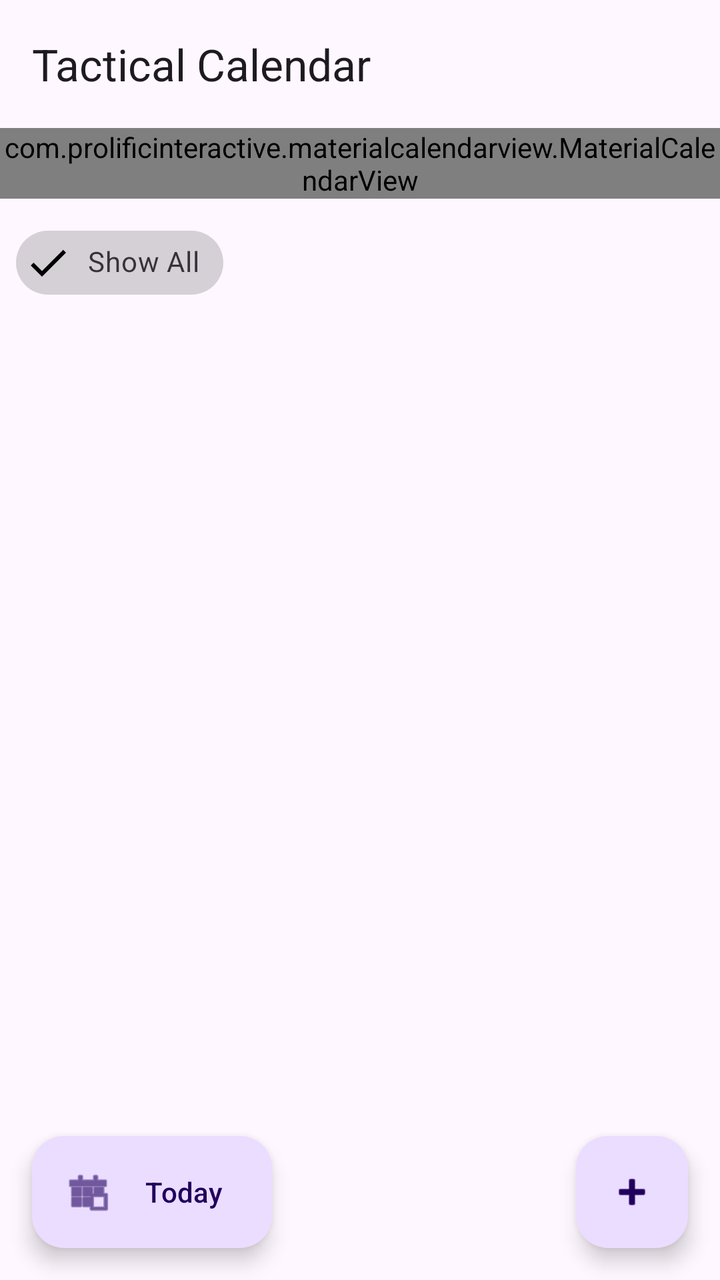
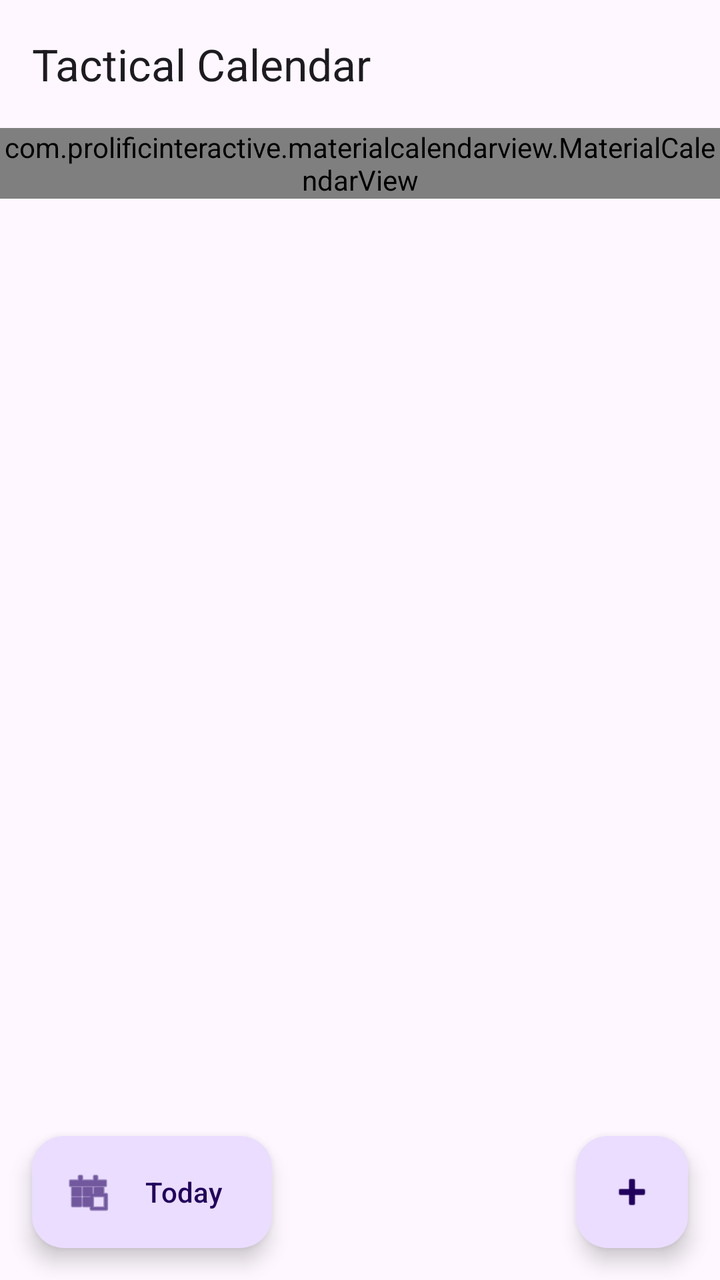

An Android layout rendered at two revisions. The XML below is the earlier revision; the diff shows what the commit changed to produce the second picture.
<!-- AndroidManifest.xml: application theme Theme.TacticalCalendar -->
<!-- res/layout/activity_main.xml -->
<?xml version="1.0" encoding="utf-8"?>
<androidx.coordinatorlayout.widget.CoordinatorLayout xmlns:android="http://schemas.android.com/apk/res/android"
    xmlns:app="http://schemas.android.com/apk/res-auto"
    xmlns:tools="http://schemas.android.com/tools"
    android:id="@+id/main"
    android:layout_width="match_parent"
    android:layout_height="match_parent"
    android:fitsSystemWindows="true"
    tools:context=".MainActivity">

    <com.google.android.material.appbar.AppBarLayout
        android:layout_width="match_parent"
        android:layout_height="wrap_content">

        <com.google.android.material.appbar.MaterialToolbar
            android:id="@+id/toolbar"
            android:layout_width="match_parent"
            android:layout_height="?attr/actionBarSize"
            app:title="Tactical Calendar" />

    </com.google.android.material.appbar.AppBarLayout>

    <androidx.constraintlayout.widget.ConstraintLayout
        android:layout_width="match_parent"
        android:layout_height="match_parent"
        app:layout_behavior="@string/appbar_scrolling_view_behavior">

        <com.prolificinteractive.materialcalendarview.MaterialCalendarView
            android:id="@+id/calendarView"
            android:layout_width="match_parent"
            android:layout_height="wrap_content"
            app:mcv_showOtherDates="all"
            app:mcv_selectionColor="#00F"
            app:layout_constraintTop_toTopOf="parent" />

        <HorizontalScrollView
            android:id="@+id/tagFiltersScroll"
            android:layout_width="match_parent"
            android:layout_height="wrap_content"
            android:padding="8dp"
            app:layout_constraintTop_toBottomOf="@id/calendarView">

            <com.google.android.material.chip.ChipGroup
                android:id="@+id/tagChipGroup"
                android:layout_width="wrap_content"
                android:layout_height="wrap_content"
                app:singleLine="true">

                <com.google.android.material.chip.Chip
                    android:id="@+id/chipShowAll"
                    style="@style/Widget.MaterialComponents.Chip.Filter"
                    android:layout_width="wrap_content"
                    android:layout_height="wrap_content"
                    android:text="Show All"
                    android:checked="true"/>
            </com.google.android.material.chip.ChipGroup>
        </HorizontalScrollView>

        <androidx.recyclerview.widget.RecyclerView
            android:id="@+id/recyclerViewEntries"
            android:layout_width="match_parent"
            android:layout_height="0dp"
            app:layout_constraintBottom_toBottomOf="parent"
            app:layout_constraintTop_toBottomOf="@id/tagFiltersScroll" />

    </androidx.constraintlayout.widget.ConstraintLayout>

    <com.google.android.material.floatingactionbutton.FloatingActionButton
        android:id="@+id/fabAddEntry"
        android:layout_width="wrap_content"
        android:layout_height="wrap_content"
        android:layout_gravity="bottom|end"
        android:layout_margin="16dp"
        android:contentDescription="Add Entry"
        app:srcCompat="@android:drawable/ic_input_add" />

    <com.google.android.material.floatingactionbutton.ExtendedFloatingActionButton
        android:id="@+id/fabToday"
        android:layout_width="wrap_content"
        android:layout_height="wrap_content"
        android:layout_gravity="bottom|start"
        android:layout_margin="16dp"
        android:text="Today"
        app:icon="@android:drawable/ic_menu_today" />

</androidx.coordinatorlayout.widget.CoordinatorLayout>
<!-- resources referenced by this layout -->
<resources>
  <style name="Theme.TacticalCalendar" parent="Base.Theme.TacticalCalendar" />
  <style name="Base.Theme.TacticalCalendar" parent="Theme.Material3.DayNight.NoActionBar">
          
          
      </style>
</resources>

<!-- the commit's change to res/layout/activity_main.xml (unified diff, before → after) -->
@@ -1,86 +1,113 @@
 <?xml version="1.0" encoding="utf-8"?>
-<androidx.coordinatorlayout.widget.CoordinatorLayout xmlns:android="http://schemas.android.com/apk/res/android"
+<androidx.drawerlayout.widget.DrawerLayout xmlns:android="http://schemas.android.com/apk/res/android"
     xmlns:app="http://schemas.android.com/apk/res-auto"
     xmlns:tools="http://schemas.android.com/tools"
-    android:id="@+id/main"
+    android:id="@+id/drawerLayout"
     android:layout_width="match_parent"
     android:layout_height="match_parent"
     android:fitsSystemWindows="true"
     tools:context=".MainActivity">
 
-    <com.google.android.material.appbar.AppBarLayout
+    <androidx.coordinatorlayout.widget.CoordinatorLayout
+        android:id="@+id/main"
         android:layout_width="match_parent"
-        android:layout_height="wrap_content">
+        android:layout_height="match_parent">
 
-        <com.google.android.material.appbar.MaterialToolbar
-            android:id="@+id/toolbar"
+        <com.google.android.material.appbar.AppBarLayout
             android:layout_width="match_parent"
-            android:layout_height="?attr/actionBarSize"
-            app:title="Tactical Calendar" />
+            android:layout_height="wrap_content">
 
-    </com.google.android.material.appbar.AppBarLayout>
+            <com.google.android.material.appbar.MaterialToolbar
+                android:id="@+id/toolbar"
+                android:layout_width="match_parent"
+                android:layout_height="?attr/actionBarSize"
+                app:title="Tactical Calendar" />
 
-    <androidx.constraintlayout.widget.ConstraintLayout
-        android:layout_width="match_parent"
+        </com.google.android.material.appbar.AppBarLayout>
+
+        <androidx.constraintlayout.widget.ConstraintLayout
+            android:layout_width="match_parent"
+            android:layout_height="match_parent"
+            app:layout_behavior="@string/appbar_scrolling_view_behavior">
+
+            <com.prolificinteractive.materialcalendarview.MaterialCalendarView
+                android:id="@+id/calendarView"
+                android:layout_width="match_parent"
+                android:layout_height="wrap_content"
+                app:mcv_showOtherDates="all"
+                app:layout_constraintTop_toTopOf="parent" />
+
+            <androidx.recyclerview.widget.RecyclerView
+                android:id="@+id/recyclerViewEntries"
+                android:layout_width="match_parent"
+                android:layout_height="0dp"
+                app:layout_constraintBottom_toBottomOf="parent"
+                app:layout_constraintTop_toBottomOf="@id/calendarView" />
+
+        </androidx.constraintlayout.widget.ConstraintLayout>
+
+        <com.google.android.material.floatingactionbutton.FloatingActionButton
+            android:id="@+id/fabAddEntry"
+            android:layout_width="wrap_content"
+            android:layout_height="wrap_content"
+            android:layout_gravity="bottom|end"
+            android:layout_margin="16dp"
+            app:shapeAppearanceOverlay="@style/ShapeAppearance.RoundedSquare"
+            app:srcCompat="@android:drawable/ic_input_add" />
+
+        <com.google.android.material.floatingactionbutton.ExtendedFloatingActionButton
+            android:id="@+id/fabToday"
+            android:layout_width="wrap_content"
+            android:layout_height="wrap_content"
+            android:layout_gravity="bottom|start"
+            android:layout_margin="16dp"
+            android:text="Today"
+            app:shapeAppearanceOverlay="@style/ShapeAppearance.RoundedSquare"
+            app:icon="@android:drawable/ic_menu_today" />
+
+    </androidx.coordinatorlayout.widget.CoordinatorLayout>
+
+    
+    <com.google.android.material.navigation.NavigationView
+        android:id="@+id/navView"
+        android:layout_width="280dp"
         android:layout_height="match_parent"
-        app:layout_behavior="@string/appbar_scrolling_view_behavior">
+        android:layout_gravity="end"
+        android:padding="16dp">
 
-        <com.prolificinteractive.materialcalendarview.MaterialCalendarView
-            android:id="@+id/calendarView"
+        <LinearLayout
             android:layout_width="match_parent"
-            android:layout_height="wrap_content"
-            app:mcv_showOtherDates="all"
-            app:mcv_selectionColor="#00F"
-            app:layout_constraintTop_toTopOf="parent" />
+            android:layout_height="match_parent"
+            android:orientation="vertical">
 
-        <HorizontalScrollView
-            android:id="@+id/tagFiltersScroll"
-            android:layout_width="match_parent"
-            android:layout_height="wrap_content"
-            android:padding="8dp"
-            app:layout_constraintTop_toBottomOf="@id/calendarView">
-
-            <com.google.android.material.chip.ChipGroup
-                android:id="@+id/tagChipGroup"
+            <TextView
                 android:layout_width="wrap_content"
                 android:layout_height="wrap_content"
-                app:singleLine="true">
+                android:text="Filtruj tagi"
+                android:textSize="18sp"
+                android:textStyle="bold"
+                android:layout_marginBottom="16dp"/>
 
-                <com.google.android.material.chip.Chip
-                    android:id="@+id/chipShowAll"
-                    style="@style/Widget.MaterialComponents.Chip.Filter"
-                    android:layout_width="wrap_content"
+            <com.google.android.material.chip.Chip
+                android:id="@+id/chipShowAll"
+                style="@style/Widget.MaterialComponents.Chip.Filter"
+                android:layout_width="wrap_content"
+                android:layout_height="wrap_content"
+                android:text="Show All"
+                android:checked="true"/>
+
+            <ScrollView
+                android:layout_width="match_parent"
+                android:layout_height="match_parent">
+                <com.google.android.material.chip.ChipGroup
+                    android:id="@+id/tagChipGroup"
+                    android:layout_width="match_parent"
                     android:layout_height="wrap_content"
-                    android:text="Show All"
-                    android:checked="true"/>
-            </com.google.android.material.chip.ChipGroup>
-        </HorizontalScrollView>
+                    app:chipSpacingVertical="8dp">
+                    
+                </com.google.android.material.chip.ChipGroup>
+            </ScrollView>
+        </LinearLayout>
+    </com.google.android.material.navigation.NavigationView>
 
-        <androidx.recyclerview.widget.RecyclerView
-            android:id="@+id/recyclerViewEntries"
-            android:layout_width="match_parent"
-            android:layout_height="0dp"
-            app:layout_constraintBottom_toBottomOf="parent"
-            app:layout_constraintTop_toBottomOf="@id/tagFiltersScroll" />
-
-    </androidx.constraintlayout.widget.ConstraintLayout>
-
-    <com.google.android.material.floatingactionbutton.FloatingActionButton
-        android:id="@+id/fabAddEntry"
-        android:layout_width="wrap_content"
-        android:layout_height="wrap_content"
-        android:layout_gravity="bottom|end"
-        android:layout_margin="16dp"
-        android:contentDescription="Add Entry"
-        app:srcCompat="@android:drawable/ic_input_add" />
-
-    <com.google.android.material.floatingactionbutton.ExtendedFloatingActionButton
-        android:id="@+id/fabToday"
-        android:layout_width="wrap_content"
-        android:layout_height="wrap_content"
-        android:layout_gravity="bottom|start"
-        android:layout_margin="16dp"
-        android:text="Today"
-        app:icon="@android:drawable/ic_menu_today" />
-
-</androidx.coordinatorlayout.widget.CoordinatorLayout>
+</androidx.drawerlayout.widget.DrawerLayout>
<!-- resource entries referenced after the edit -->
@@ -1,5 +1,9 @@
 <!-- resources referenced by this layout -->
 <resources>
+  <style name="ShapeAppearance.RoundedSquare" parent="">
+          <item name="cornerFamily">rounded</item>
+          <item name="cornerSize">16dp</item>
+      </style>
   <style name="Theme.TacticalCalendar" parent="Base.Theme.TacticalCalendar" />
   <style name="Base.Theme.TacticalCalendar" parent="Theme.Material3.DayNight.NoActionBar">
           
